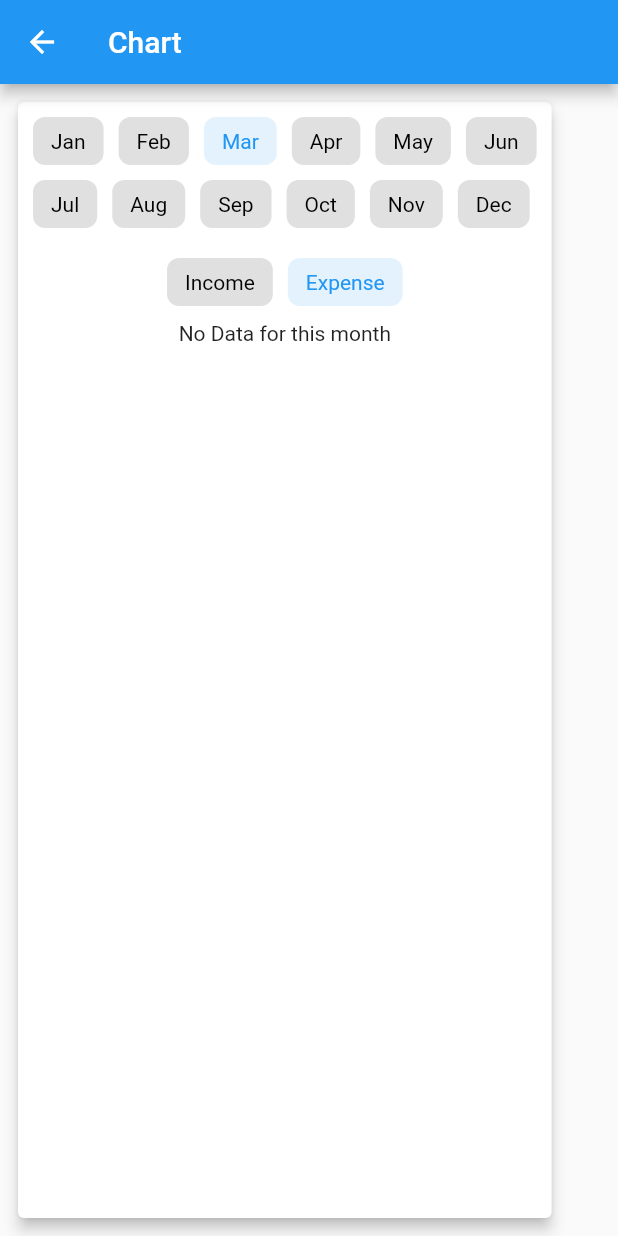
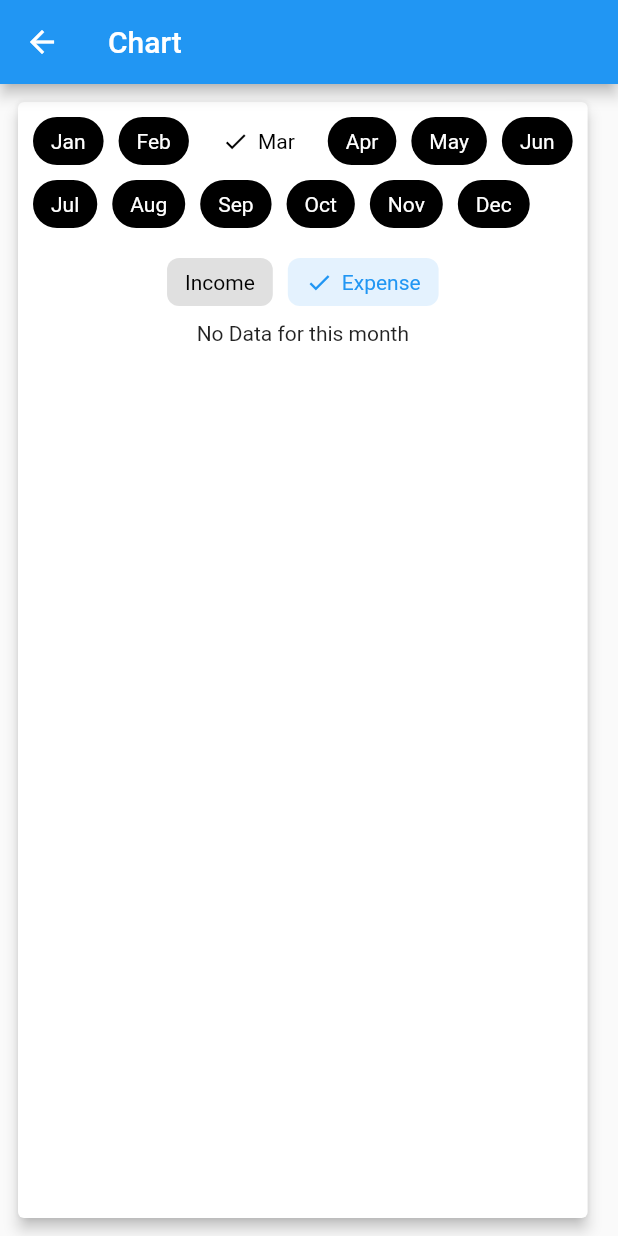
Before and after one commit to FathiAyari/money-tracker, a Flutter app: the PieChartView screen opened by its route, on a phone screen of 412 x 824 dp. Run offline on Flutter 3.47's test engine with Material 2 defaults, Android fonts, the light colour scheme and no system bars; drawn by our look-alikes of chips_choice; our stand-ins replace cloud_firestore, firebase_auth, firebase_core, fluttertoast, font_awesome_flutter, get and 4 more; accounts and stored records are empty; project files that could hold a hidden picture were left out.

Commit message:
chart view chip choice

```diff
--- a/lib/ui/widgets/home_view_widgets/piechart_view.dart
+++ b/lib/ui/widgets/home_view_widgets/piechart_view.dart
@@ -1,6 +1,7 @@
 import 'package:chips_choice/chips_choice.dart';
 import 'package:flutter/material.dart';
 import 'package:moneymanager/core/enums/viewstate.dart';
+import 'package:moneymanager/ui/shared/dimensions/dimensions.dart';
 import 'package:moneymanager/ui/views/base_view.dart';
 import 'package:pie_chart/pie_chart.dart';
 
@@ -25,9 +26,40 @@ class PieChartView extends StatelessWidget {
                   padding: const EdgeInsets.all(8.0),
                   child: Card(
                     elevation: 4,
+                    child: Container(
+                      width: Constants.screenWidth,
                       child: Column(
                         children: <Widget>[
                           ChipsChoice<int>.single(
+                            choiceStyle: C2ChipStyle.filled(
+                                backgroundOpacity: 0,
+                                pressedStyle: const C2ChipStyle(
+                                  backgroundColor: Colors.white,
+                                  shadowColor: Colors.white,
+                                  borderRadius: BorderRadius.all(
+                                    Radius.circular(25),
+                                  ),
+                                ),
+                                selectedStyle: const C2ChipStyle(
+                                  backgroundColor: Colors.white,
+                                  borderColor: Colors.red,
+                                  borderWidth: 2,
+                                  borderStyle: BorderStyle.solid,
+                                  borderOpacity: 0.9,
+                                  checkmarkColor: Colors.red,
+                                  borderRadius: BorderRadius.all(
+                                    Radius.circular(25),
+                                  ),
+                                ),
+                                checkmarkStyle: C2ChipCheckmarkStyle.round,
+                                avatarForegroundColor: Colors.red,
+                                borderRadius: BorderRadius.all(
+                                  Radius.circular(25),
+                                ),
+                                avatarForegroundStyle: TextStyle(color: Colors.red),
+                                avatarBackgroundColor: Colors.red,
+                                checkmarkColor: Colors.red),
+                            choiceCheckmark: true,
                             value: model.selectedMonthIndex,
                             wrapped: true,
                             choiceItems: C2Choice.listFrom<int, String>(
@@ -40,6 +72,7 @@ class PieChartView extends StatelessWidget {
                           ChipsChoice<int>.single(
                             value: model.type == 'income' ? 0 : 1,
                             wrapped: true,
+                            choiceCheckmark: true,
                             choiceItems: C2Choice.listFrom<int, String>(
                               source: model.types,
                               value: (i, v) => i,
@@ -54,6 +87,7 @@ class PieChartView extends StatelessWidget {
                   ),
                 ),
               ),
+      ),
     );
   }
 }
```
Lines whose indentation alone changed are shown as unchanged.
